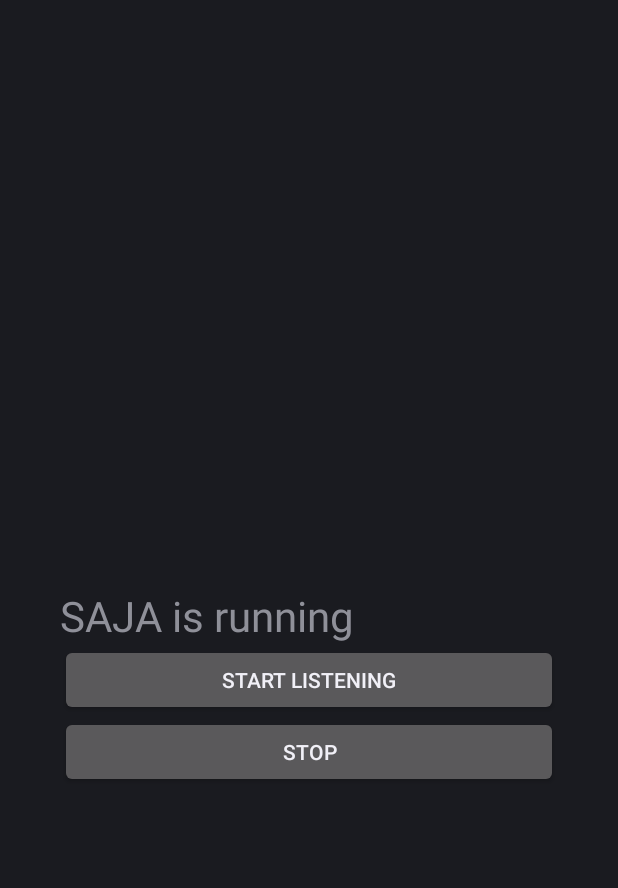
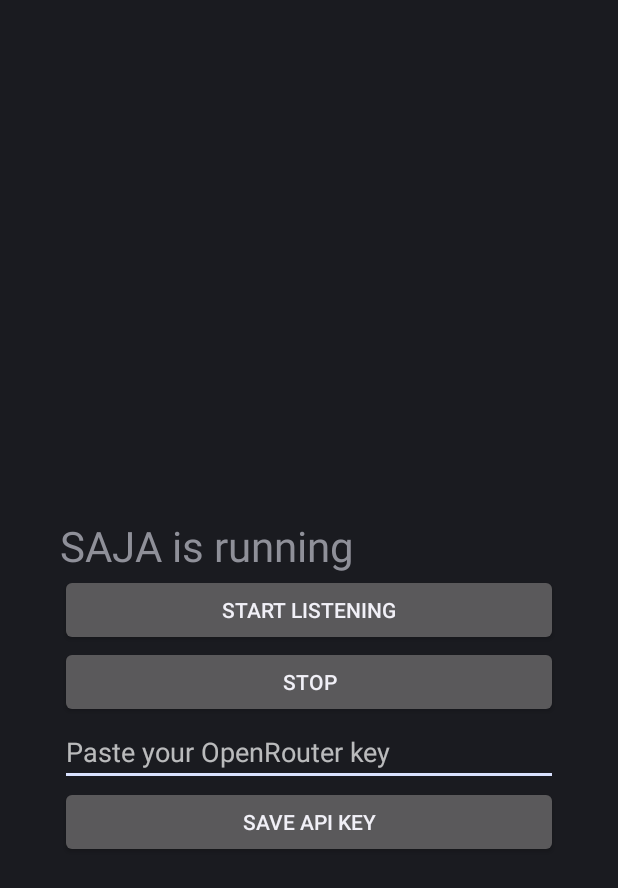
Before and after one commit to jokerhac57-oss/saja-clean, an Android app: the screen it shows after launch (MainActivity), on a phone screen of 412 x 824 dp. Shown: the top 888 px of the screen. Run offline under Robolectric (Android 15) with nearby library versions, the phone set to English and light mode, and no system bars.

Commit message:
Update MainActivity.java

```diff
--- a/app/src/main/java/com/saja/app/MainActivity.java
+++ b/app/src/main/java/com/saja/app/MainActivity.java
@@ -8,8 +8,15 @@ import android.os.Build;
 import android.os.Bundle;
 import android.view.Gravity;
 import android.widget.Button;
+import android.widget.EditText;
 import android.widget.LinearLayout;
 import android.widget.TextView;
+import android.widget.Toast;
+
+import java.io.File;
+import java.io.FileOutputStream;
+import java.io.IOException;
+import java.nio.charset.StandardCharsets;
 
 public class MainActivity extends Activity {
     private static final int REQ = 1;
@@ -37,7 +44,30 @@ public class MainActivity extends Activity {
         stop.setOnClickListener(v -> stopService(new Intent(this, ListenService.class)));
         box.addView(stop);
 
+        EditText keyBox = new EditText(this);
+        keyBox.setHint("Paste your OpenRouter key");
+        keyBox.setSingleLine(true);
+        box.addView(keyBox);
+
+        Button save = new Button(this);
+        save.setText("SAVE API KEY");
+        save.setOnClickListener(v -> saveKey(keyBox.getText().toString().trim()));
+        box.addView(save);
+
         setContentView(box);
+    }
+
+    private void saveKey(String key) {
+        if (key.isEmpty()) {
+            Toast.makeText(this, "Paste the key first", Toast.LENGTH_SHORT).show();
+            return;
+        }
+        try (FileOutputStream out = new FileOutputStream(new File(getFilesDir(), "openrouter.key"))) {
+            out.write(key.getBytes(StandardCharsets.UTF_8));
+            Toast.makeText(this, "Key saved on this phone", Toast.LENGTH_SHORT).show();
+        } catch (IOException e) {
+            Toast.makeText(this, "Could not save the key", Toast.LENGTH_SHORT).show();
+        }
     }
 
     private void askThenStart() {
```
